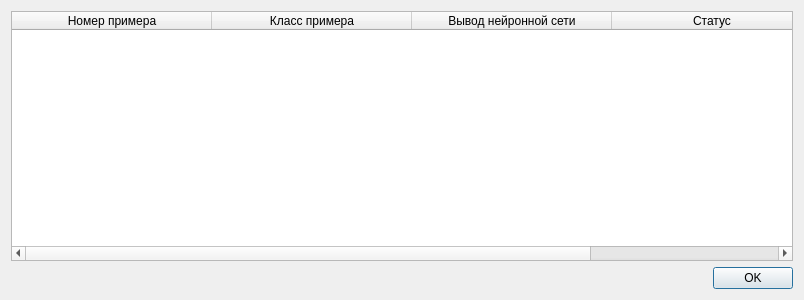
dimV36/dataclassificator, file NeuronNetwork/src/classificatordialog.ui: the form before one commit.
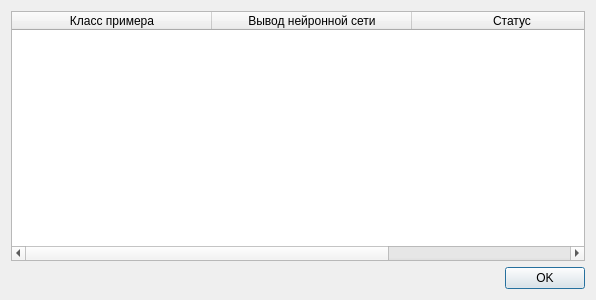
The form after the commit.

Patch:
```diff
--- a/NeuronNetwork/src/classificatordialog.ui
+++ b/NeuronNetwork/src/classificatordialog.ui
@@ -6,7 +6,7 @@
    <rect>
     <x>0</x>
     <y>0</y>
-    <width>804</width>
+    <width>596</width>
     <height>300</height>
    </rect>
   </property>
@@ -34,16 +34,6 @@
      <attribute name="verticalHeaderStretchLastSection">
       <bool>false</bool>
      </attribute>
-     <column>
-      <property name="text">
-       <string>Номер примера</string>
-      </property>
-      <property name="font">
-       <font>
-        <kerning>true</kerning>
-       </font>
-      </property>
-     </column>
      <column>
       <property name="text">
        <string>Класс примера</string>
```
Left out of the diff: 3 changed lines with no effect on the pictures.
